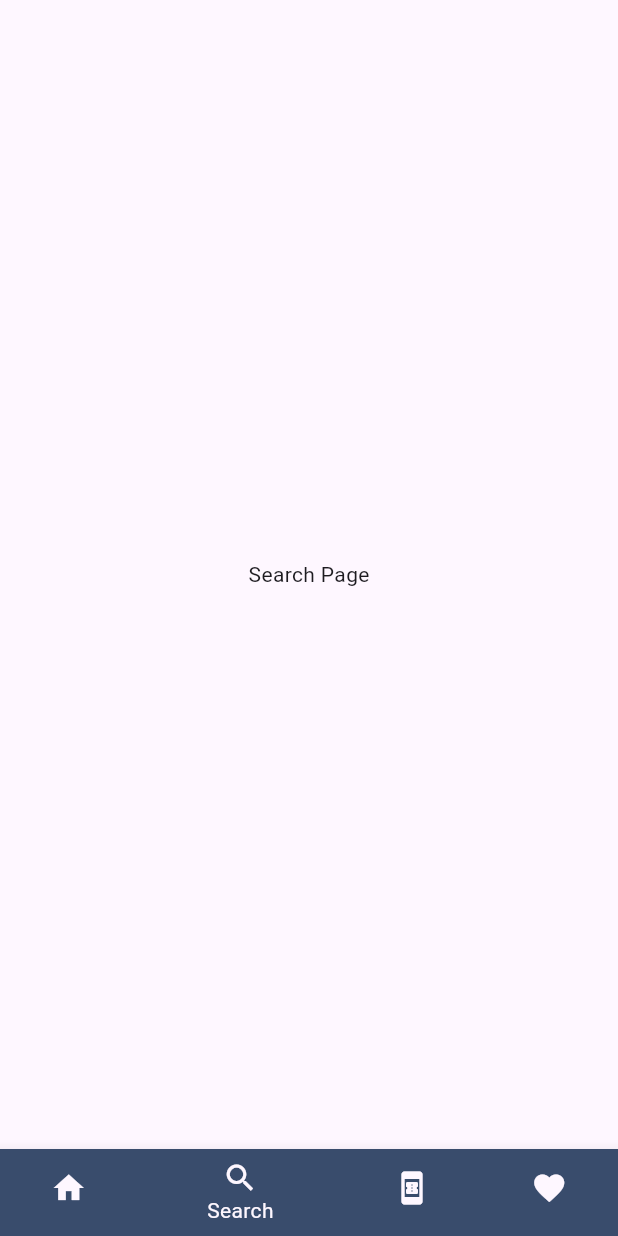
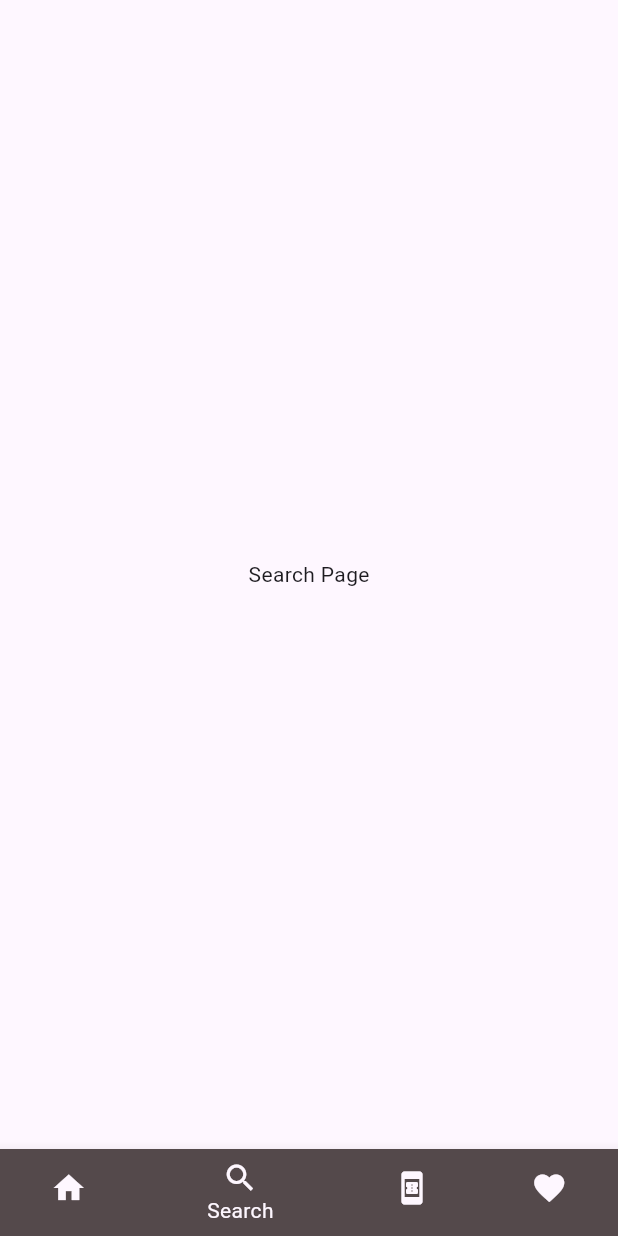
Before and after one commit to totenkopf7/kaar-app, a Flutter app: the screen it shows after launch, item 2 of the bottom bar chosen, on a phone screen of 412 x 824 dp. Run offline on Flutter 3.47's test engine with Material 3 defaults, Android fonts, the light colour scheme and no system bars; our stand-ins replace card_swiper, carousel_slider, flutter_map, flutter_spinkit, geolocator, latlong2.

Commit message:
added dependencies to yaml

```diff
--- a/lib/components/colors.dart
+++ b/lib/components/colors.dart
@@ -1,7 +1,7 @@
 import 'package:flutter/material.dart';
 
 class AppColors {
-  static const Color background = Color(0xFF394c6c);
-  static const Color primary = Color(0xFFfaa234);
-  static const Color secondary = Colors.white;
+  static const Color primary = Color(0xFFF1F7ED);
+  static const Color background = Color(0xFF54494B);
+  static const Color secondary = Color(0xFFF1F7ED);
 }
--- a/lib/screens/booking_screen.dart
+++ b/lib/screens/booking_screen.dart
@@ -87,6 +87,8 @@ class _BookingScreenState extends State<BookingScreen> {
       });
     }
   }
+
+
 
   void _handleMapTap(LatLng latlng) {
     setState(() {
--- a/pubspec.yaml
+++ b/pubspec.yaml
@@ -15,6 +15,7 @@ dependencies:
   card_swiper: ^3.0.0
   flutter_spinkit: ^5.1.0
   permission_handler: ^10.2.0
+  geocoding: ^2.1.0
 
 
 
```
Also changed, not shown: pubspec.lock.
